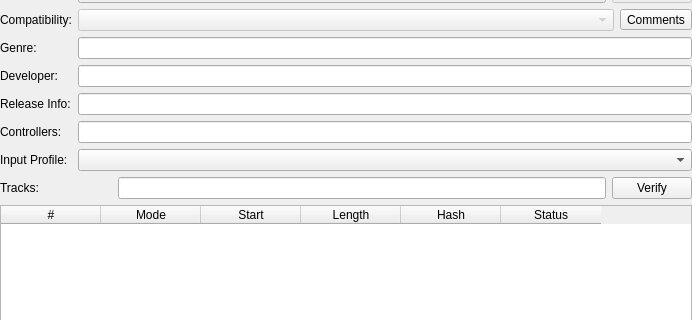
This is src/duckstation-qt/gamesummarywidget.ui in kofxi3584karlayang/duckstation as Qt 5 draws it before an edit; both pictures show x 0 to 692 and y 131 to 451 of the 692 by 562 pixel window. The edited form follows.
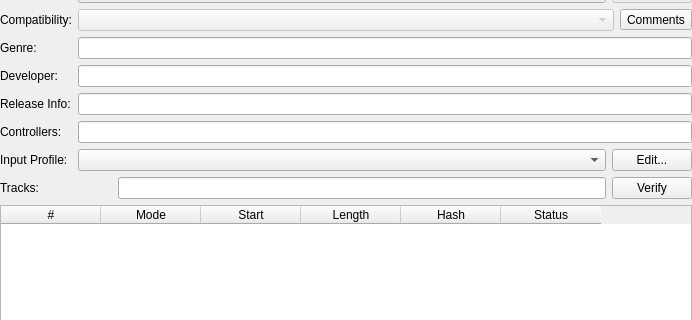
This is the edited form. Icons and pictures are not drawn.

What changed in the file:
```diff
--- a/src/duckstation-qt/gamesummarywidget.ui
+++ b/src/duckstation-qt/gamesummarywidget.ui
@@ -216,9 +216,6 @@
      </property>
     </widget>
    </item>
-   <item row="13" column="1">
-    <widget class="QComboBox" name="inputProfile"/>
-   </item>
    <item row="16" column="1">
     <layout class="QHBoxLayout" name="verifyLayout" stretch="0,1,0">
      <item>
@@ -306,8 +303,21 @@
         <string>Comments</string>
        </property>
        <property name="icon">
-        <iconset theme="information-line">
-         <normaloff>.</normaloff>.</iconset>
+        <iconset theme="information-line"/>
+       </property>
+      </widget>
+     </item>
+    </layout>
+   </item>
+   <item row="13" column="1">
+    <layout class="QHBoxLayout" name="horizontalLayout_2" stretch="1,0">
+     <item>
+      <widget class="QComboBox" name="inputProfile"/>
+     </item>
+     <item>
+      <widget class="QPushButton" name="editInputProfile">
+       <property name="text">
+        <string>Edit...</string>
        </property>
       </widget>
      </item>
```
Left out of the diff: 4 changed lines with no effect on the pictures. Lines whose indentation alone changed are shown as unchanged.
